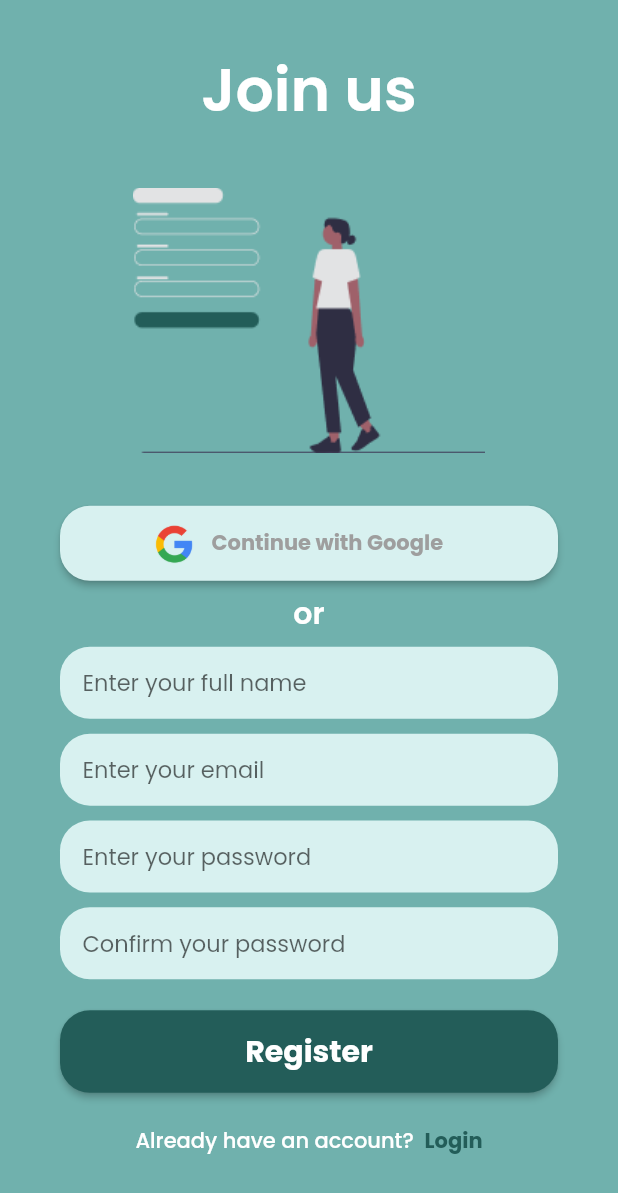
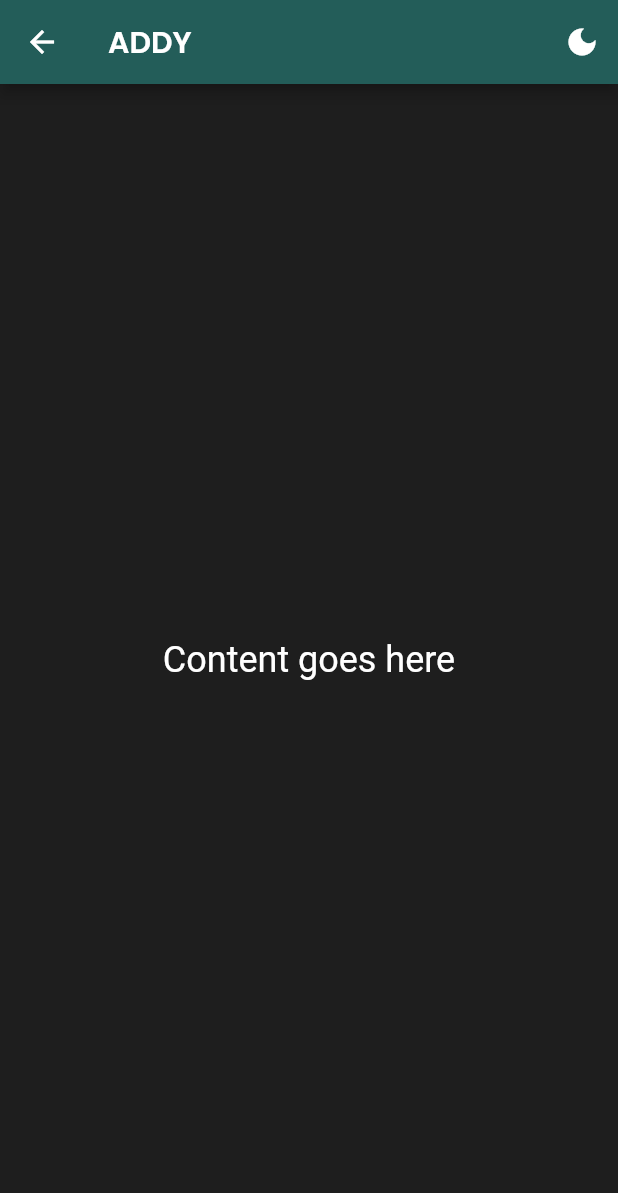
Before and after one commit to dinilgamage/Addy, a Flutter app: the RegisterScreen screen opened directly, after a tap on "Register", on a phone screen of 412 x 824 dp. Shown: the top 1193 px of the screen. Run offline on Flutter 3.47's test engine with Material 2 defaults, Android fonts, the light colour scheme and no system bars; our stand-ins replace google_fonts.

Commit message:
added theme toggle

```diff
--- a/lib/colors/themes.dart
+++ b/lib/colors/themes.dart
@@ -2,14 +2,16 @@ import 'package:flutter/material.dart';
 
 class AppTheme {
   static ThemeData lightTheme = ThemeData(
+    scaffoldBackgroundColor: Color.fromARGB(255, 112, 177, 173),
+
     textTheme: const TextTheme(
         displayMedium: TextStyle(
       color: Color.fromARGB(255, 35, 93, 89),
     )),
     colorScheme: const ColorScheme.light(
         primary: Color.fromARGB(255, 216, 241, 240),
-        background: Color.fromARGB(255, 112, 177, 173),
         secondary: Color.fromARGB(255, 35, 93, 89)),
+
     // elevatedButtonTheme: ElevatedButtonThemeData(
     //   style: ButtonStyle(
     //     backgroundColor: MaterialStateProperty.all<Color>(
@@ -20,13 +22,13 @@ class AppTheme {
   );
 
   static ThemeData darkTheme = ThemeData(
+    scaffoldBackgroundColor: Color.fromARGB(255, 30, 30, 30),
     textTheme: const TextTheme(
         displayMedium: TextStyle(
       color: Color.fromARGB(255, 112, 177, 173),
     )),
     colorScheme: const ColorScheme.dark(
       primary: Color.fromARGB(255, 49, 51, 51),
-      background: Color.fromARGB(255, 30, 30, 30),
       secondary: Color.fromARGB(255, 35, 93, 89),
     ),
     // elevatedButtonTheme: ElevatedButtonThemeData(
--- /dev/null
+++ b/lib/homescreen/home.dart
@@ -0,0 +1,53 @@
+import 'package:addy/main.dart';
+import 'package:flutter/material.dart';
+import 'package:google_fonts/google_fonts.dart';
+import 'package:provider/provider.dart';
+
+class HomeScreen extends StatefulWidget {
+  @override
+  _HomeScreenState createState() => _HomeScreenState();
+}
+
+class _HomeScreenState extends State<HomeScreen> {
+  bool isDarkMode = false; // Initially set to false for light theme
+
+  @override
+  Widget build(BuildContext context) {
+    final themeProvider = Provider.of<ThemeProvider>(context);
+    return Scaffold(
+      appBar: AppBar(
+        backgroundColor: Theme.of(context).colorScheme.secondary,
+        title: Text(
+          'ADDY',
+          style: GoogleFonts.poppins(
+            textStyle: TextStyle(
+              fontSize: 20,
+              fontWeight: FontWeight.w600,
+              color: Colors.white,
+            ),
+          ),
+        ),
+        actions: [
+          //actions add the icon to the corner right
+          IconButton(
+            icon: Icon(
+              themeProvider.themeMode == ThemeMode.light
+                  ? Icons.light_mode
+                  : Icons.dark_mode,
+              color: Colors.white,
+            ),
+            onPressed: () {
+              themeProvider.toggleTheme();
+            },
+          ),
+        ],
+      ),
+      body: Center(
+        child: Text(
+          'Content goes here',
+          style: TextStyle(fontSize: 24),
+        ),
+      ),
+    );
+  }
+}
--- a/lib/landingpage/landing.dart
+++ b/lib/landingpage/landing.dart
@@ -10,7 +10,6 @@ class LandingPage extends StatelessWidget {
   @override
   Widget build(BuildContext context) {
     return Scaffold(
-      backgroundColor: Theme.of(context).colorScheme.background,
       body: SafeArea(
         child: Center(
           child: Container(
--- a/lib/registerscreen/register.dart
+++ b/lib/registerscreen/register.dart
@@ -1,3 +1,4 @@
+import 'package:addy/homescreen/home.dart';
 import 'package:flutter/material.dart';
 import 'package:addy/loginscreen/login.dart';
 import 'package:google_fonts/google_fonts.dart';
@@ -9,7 +10,6 @@ class RegisterScreen extends StatelessWidget {
   Widget build(BuildContext context) {
     final size = MediaQuery.of(context).size;
     return Scaffold(
-        backgroundColor: Theme.of(context).colorScheme.background,
         body: SingleChildScrollView(
       child: Center(
         child: SafeArea(
@@ -44,8 +44,7 @@ class RegisterScreen extends StatelessWidget {
                       style: ElevatedButton.styleFrom(
                         shape: RoundedRectangleBorder(
                             borderRadius: BorderRadius.circular(20)),
-                            backgroundColor:
-                                Theme.of(context).colorScheme.primary,
+                        backgroundColor: Theme.of(context).colorScheme.primary,
                       ),
                       child: Padding(
                         padding: const EdgeInsets.only(left: 35),
@@ -125,6 +124,7 @@ class RegisterScreen extends StatelessWidget {
                         hintText: 'Enter your password',
                         border: InputBorder.none,
                       ),
+                      obscureText: true,
                     ),
                   ),
                   SizedBox(
@@ -143,6 +143,7 @@ class RegisterScreen extends StatelessWidget {
                         hintText: 'Confirm your password',
                         border: InputBorder.none,
                       ),
+                      obscureText: true,
                     ),
                   ),
                   SizedBox(
@@ -152,7 +153,13 @@ class RegisterScreen extends StatelessWidget {
                     width: double.infinity,
                     height: 55,
                     child: ElevatedButton(
-                          onPressed: () {},
+                      onPressed: () {
+                        Navigator.of(context).pushReplacement(
+                          MaterialPageRoute(
+                            builder: (context) => HomeScreen(),
+                          ),
+                        );
+                      },
                       style: ElevatedButton.styleFrom(
                         shape: RoundedRectangleBorder(
                             borderRadius: BorderRadius.circular(20)),
@@ -192,11 +199,9 @@ class RegisterScreen extends StatelessWidget {
                                 style: GoogleFonts.poppins(
                                     textStyle: TextStyle(
                                         fontWeight: FontWeight.w700,
-                                            color:
-                                                Theme.of(context).brightness ==
+                                        color: Theme.of(context).brightness ==
                                                 Brightness.light
-                                                    ? Color.fromARGB(
-                                                        255, 35, 93, 89)
+                                            ? Color.fromARGB(255, 35, 93, 89)
                                             : Color.fromARGB(
                                                 255, 112, 177, 173))))
                           ]))),
--- a/pubspec.yaml
+++ b/pubspec.yaml
@@ -36,11 +36,13 @@ dependencies:
   # Use with the CupertinoIcons class for iOS style icons.
   cupertino_icons: ^1.0.2
   flutter_native_splash: ^2.3.2
+  provider: ^6.0.5
+  google_fonts: ^6.1.0
 
 dev_dependencies:
   flutter_test:
     sdk: flutter
-  google_fonts: ^6.1.0
+
 
 flutter_native_splash:
   color_dark: "#1E1E1E"
```
Also changed, not shown: lib/loginscreen/login.dart (+13 -10 lines), lib/main.dart (+31 -5 lines), pubspec.lock. Lines whose indentation alone changed are shown as unchanged.
